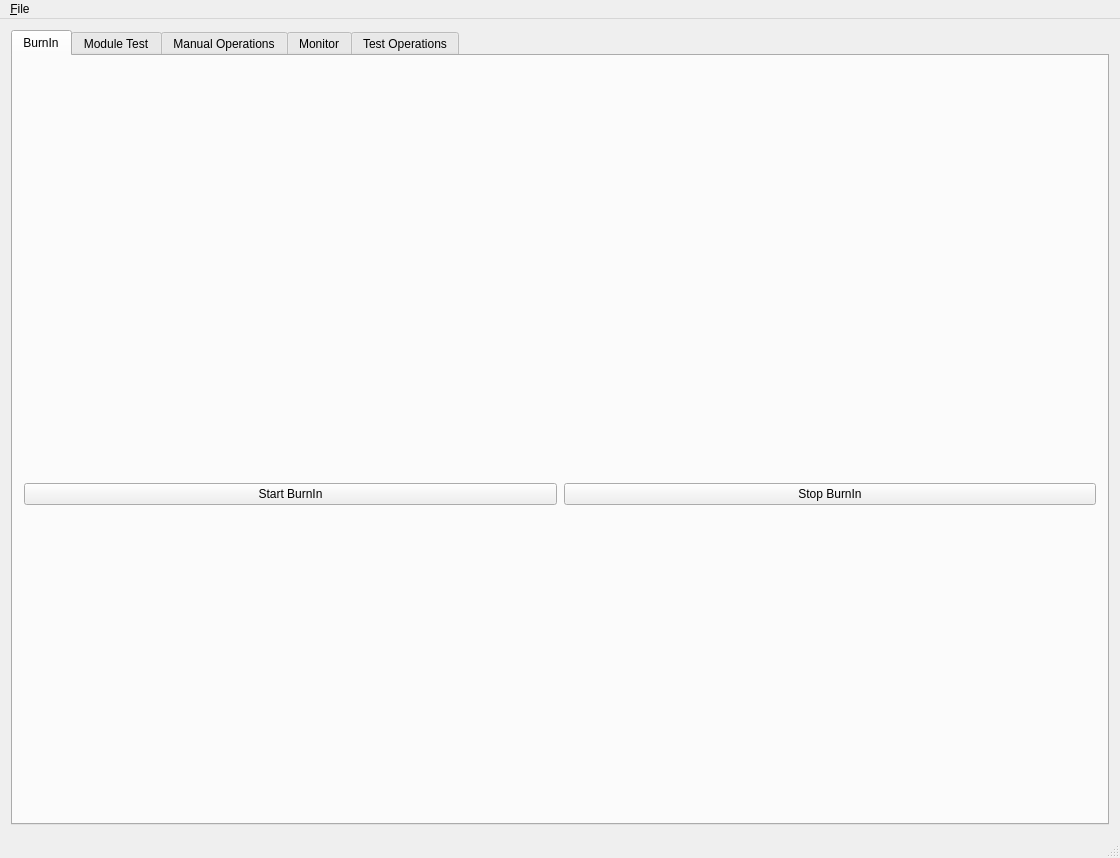
First picture: the form in GUI.ui, repository pisaoutertracker/BurnIn_Controller, before the edit.
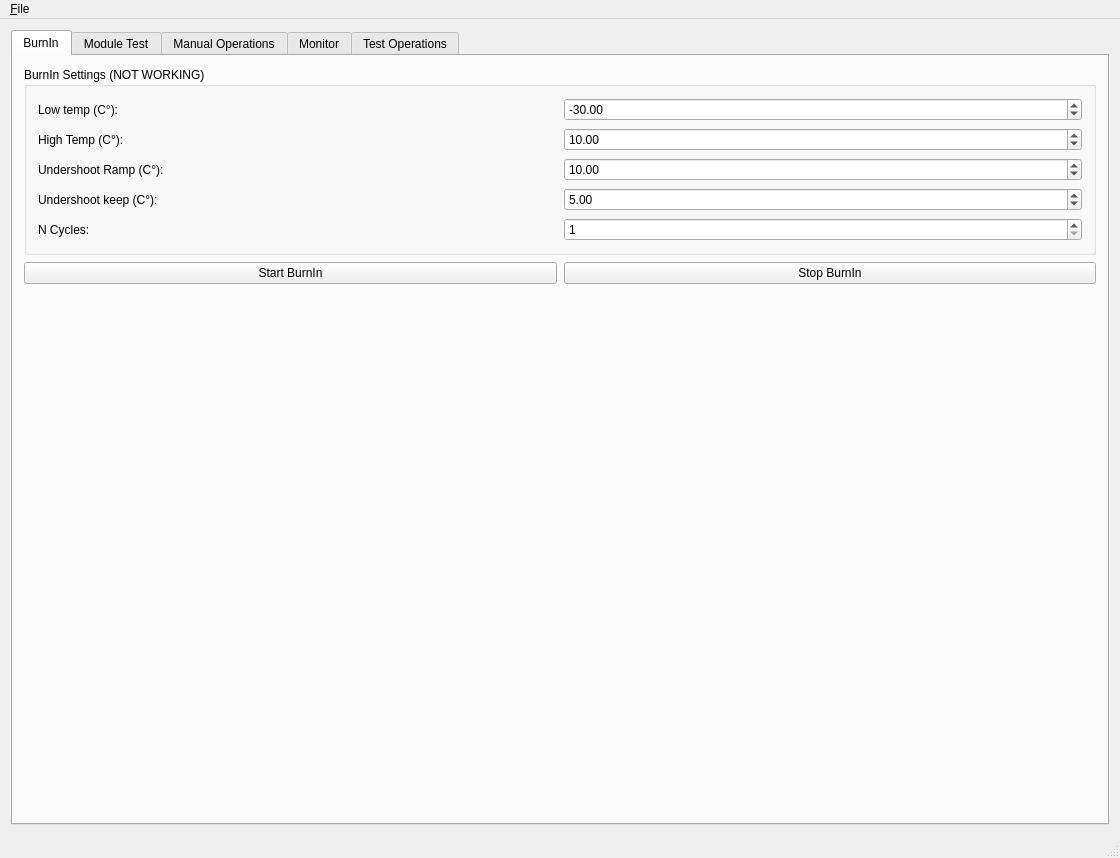
Second picture: the form after the edit. The open tabs and pages were chosen to show the change. Icons and pictures are not drawn. Custom widgets are drawn as their Qt base class.

Commit message: Just cosmetics...

The edit to the form file:
```diff
--- a/GUI.ui
+++ b/GUI.ui
@@ -46,33 +46,134 @@
        </attribute>
        <layout class="QVBoxLayout" name="verticalLayout_8">
         <item>
-         <spacer name="verticalSpacer_5">
-          <property name="orientation">
-           <enum>Qt::Vertical</enum>
-          </property>
-          <property name="sizeHint" stdset="0">
-           <size>
-            <width>20</width>
-            <height>40</height>
-           </size>
-          </property>
-         </spacer>
-        </item>
-        <item>
-         <layout class="QGridLayout" name="gridLayout_11">
-          <item row="0" column="0">
-           <widget class="QPushButton" name="BI_Start_btn">
-            <property name="text">
-             <string>Start BurnIn</string>
-            </property>
-           </widget>
+         <layout class="QHBoxLayout" name="horizontalLayout_2">
+          <item>
+           <layout class="QVBoxLayout" name="verticalLayout_16">
+            <item>
+             <widget class="QGroupBox" name="BI_settings_gb">
+              <property name="title">
+               <string>BurnIn Settings (NOT WORKING)</string>
+              </property>
+              <layout class="QGridLayout" name="gridLayout_11">
+               <item row="1" column="0">
+                <widget class="QLabel" name="label_67">
+                 <property name="text">
+                  <string>High Temp (C°):</string>
+                 </property>
+                </widget>
+               </item>
+               <item row="3" column="0">
+                <widget class="QLabel" name="label_69">
+                 <property name="text">
+                  <string>Undershoot Ramp (C°):</string>
+                 </property>
+                </widget>
+               </item>
+               <item row="4" column="0">
+                <widget class="QLabel" name="label_70">
+                 <property name="text">
+                  <string>Undershoot keep (C°):</string>
+                 </property>
+                </widget>
+               </item>
+               <item row="0" column="1">
+                <widget class="QDoubleSpinBox" name="BI_LowTemp_dsb">
+                 <property name="minimum">
+                  <double>-40.000000000000000</double>
+                 </property>
+                 <property name="maximum">
+                  <double>20.000000000000000</double>
+                 </property>
+                 <property name="value">
+                  <double>-30.000000000000000</double>
+                 </property>
+                </widget>
+               </item>
+               <item row="1" column="1">
+                <widget class="QDoubleSpinBox" name="BI_HighTemp_dsb">
+                 <property name="minimum">
+                  <double>-40.000000000000000</double>
+                 </property>
+                 <property name="maximum">
+                  <double>20.000000000000000</double>
+                 </property>
+                 <property name="singleStep">
+                  <double>1.000000000000000</double>
+                 </property>
+                 <property name="value">
+                  <double>10.000000000000000</double>
+                 </property>
+                </widget>
+               </item>
+               <item row="3" column="1">
+                <widget class="QDoubleSpinBox" name="BI_UnderRampTemp_dsb">
+                 <property name="singleStep">
+                  <double>1.000000000000000</double>
+                 </property>
+                 <property name="value">
+                  <double>10.000000000000000</double>
+                 </property>
+                </widget>
+               </item>
+               <item row="4" column="1">
+                <widget class="QDoubleSpinBox" name="BI_UnderKeepTemp_dsb">
+                 <property name="value">
+                  <double>5.000000000000000</double>
+                 </property>
+                </widget>
+               </item>
+               <item row="0" column="0">
+                <widget class="QLabel" name="label_66">
+                 <property name="text">
+                  <string>Low temp (C°):</string>
+                 </property>
+                </widget>
+               </item>
+               <item row="5" column="0">
+                <widget class="QLabel" name="label_68">
+                 <property name="text">
+                  <string>N Cycles:</string>
+                 </property>
+                </widget>
+               </item>
+               <item row="5" column="1">
+                <widget class="QSpinBox" name="BI_NCycles_sb">
+                 <property name="minimum">
+                  <number>1</number>
+                 </property>
+                 <property name="value">
+                  <number>1</number>
+                 </property>
+                </widget>
+               </item>
+              </layout>
+             </widget>
+            </item>
+            <item>
+             <layout class="QHBoxLayout" name="horizontalLayout_12">
+              <item>
+               <widget class="QPushButton" name="BI_Start_btn">
+                <property name="text">
+                 <string>Start BurnIn</string>
+                </property>
+               </widget>
+              </item>
+              <item>
+               <widget class="QPushButton" name="BI_Stop_btn">
+                <property name="text">
+                 <string>Stop BurnIn</string>
+                </property>
+               </widget>
+              </item>
+             </layout>
+            </item>
+           </layout>
           </item>
-          <item row="0" column="1">
-           <widget class="QPushButton" name="BI_Stop_btn">
-            <property name="text">
-             <string>Stop BurnIn</string>
-            </property>
-           </widget>
+          <item>
+           <layout class="QVBoxLayout" name="verticalLayout_17"/>
+          </item>
+          <item>
+           <layout class="QVBoxLayout" name="verticalLayout_18"/>
           </item>
          </layout>
         </item>
@@ -84,11 +185,30 @@
             <height>300</height>
            </size>
           </property>
+          <property name="maximumSize">
+           <size>
+            <width>16777215</width>
+            <height>400</height>
+           </size>
+          </property>
           <property name="tabletTracking">
            <bool>false</bool>
           </property>
          </widget>
         </item>
+        <item>
+         <spacer name="verticalSpacer_4">
+          <property name="orientation">
+           <enum>Qt::Vertical</enum>
+          </property>
+          <property name="sizeHint" stdset="0">
+           <size>
+            <width>20</width>
+            <height>40</height>
+           </size>
+          </property>
+         </spacer>
+        </item>
        </layout>
       </widget>
       <widget class="QWidget" name="ModuleTest_tab">
```
Left out of the diff: 11 changed lines with no effect on the pictures. The commit also changes 1 other file.
